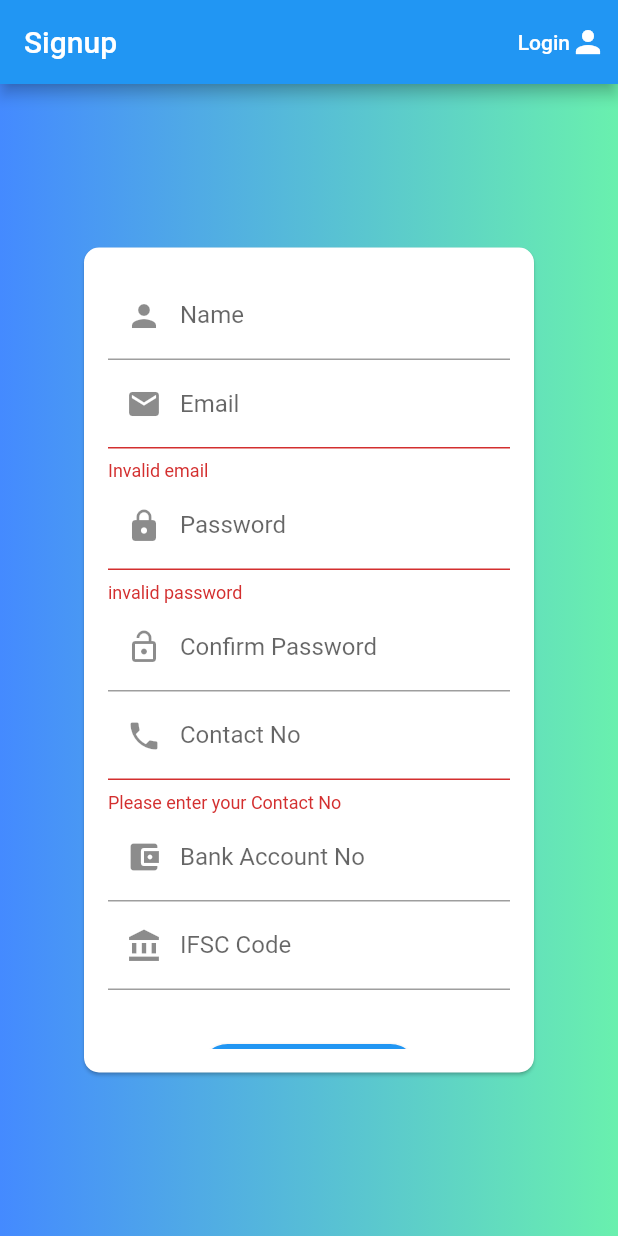
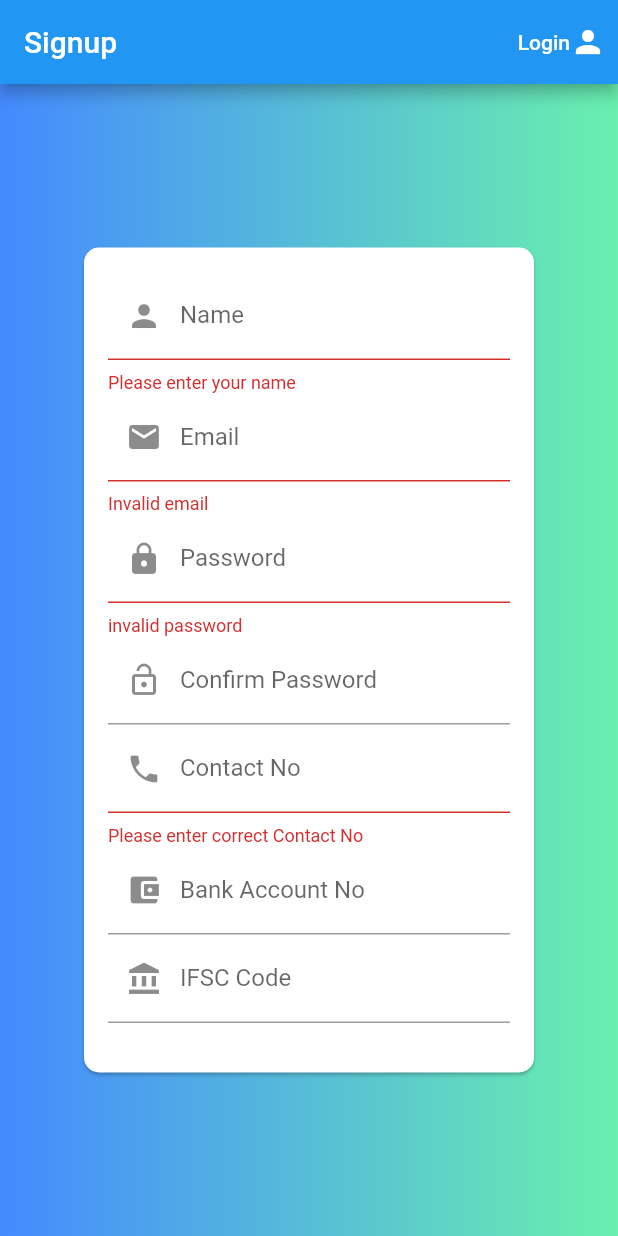
Before and after one commit to goel29/flutter_myapp, a Flutter app: the screen it shows after launch, after a tap on "Submit", on a phone screen of 412 x 824 dp. Run offline on Flutter 3.47's test engine with Material 2 defaults, Android fonts, the phone set to English and light mode, and no system bars; our stand-ins replace firebase_auth; accounts and stored records are empty.

Commit message:
Updated changes

```diff
--- a/lib/screens/home_screen.dart
+++ b/lib/screens/home_screen.dart
@@ -5,6 +5,7 @@ class HomeScreen extends StatelessWidget {
   static const routeName = '/home';
 
   @override
+
   Widget build(BuildContext) {
     return Scaffold(
       appBar: AppBar(
--- a/lib/screens/signup_screen.dart
+++ b/lib/screens/signup_screen.dart
@@ -1,3 +1,4 @@
+import 'package:firebase_auth/firebase_auth.dart';
 import 'package:flutter/material.dart';
 import 'package:provider/provider.dart';
 import '../models/authentication.dart';
@@ -13,8 +14,9 @@ class SignupScreen extends StatefulWidget {
 
 class _SignupScreenState extends State<SignupScreen> {
 
-  final GlobalKey<FormState> _formKey = GlobalKey();
+  final _formKey = GlobalKey<FormState>();
   TextEditingController _passwordController = new TextEditingController();
+
   Map<String, dynamic> _authData = {
     'fullName': '',
     'email' : '',
@@ -48,7 +50,6 @@ class _SignupScreenState extends State<SignupScreen> {
   }
   Future<void> _submit() async
   {
-    debugPrint('validate : ${_formKey.currentState!.validate()}');
     if(!_formKey.currentState!.validate())
       {
         return;
@@ -65,7 +66,6 @@ class _SignupScreenState extends State<SignupScreen> {
       Navigator.of(context).pushReplacementNamed(HomeScreen.routeName);
     } catch(error)
     {
-     debugPrint(error.toString());
       var errorMessage = 'Authentication Failed. Please try again later';
       _showErrorDialog(errorMessage);
     }
@@ -121,13 +121,13 @@ class _SignupScreenState extends State<SignupScreen> {
                     child: Column(
                       children: <Widget>[
 
-                        //email
+
                         TextFormField(
                           decoration: InputDecoration(prefixIcon: Icon(Icons.person), labelText: 'Name'),
                           keyboardType: TextInputType.text,
                           validator: (value)
                           {
-                            if (value == null)
+                            if (value!.isEmpty)
                             {
                               return 'Please enter your name';
                             }
@@ -135,7 +135,7 @@ class _SignupScreenState extends State<SignupScreen> {
                           },
                           onSaved: (value)
                           {
-
+                             _authData['fullName'] = value;
                           },
                         ),
 
@@ -197,9 +197,9 @@ class _SignupScreenState extends State<SignupScreen> {
                           keyboardType: TextInputType.number,
                           validator: (value)
                           {
-                            if (value!.length<10 || value.length>10)
+                            if (value!.length !=10)
                             {
-                              return 'Please enter your Contact No';
+                              return 'Please enter correct Contact No';
                             }
                             return null;
                           },
```
